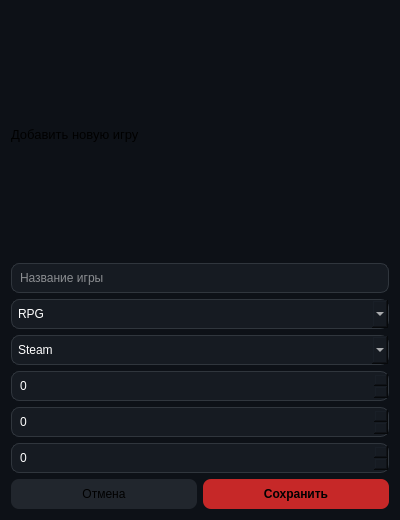
The window that addgamedialog.ui (Zumich-cmd/GameVault) describes before a commit, drawn with Qt 5.
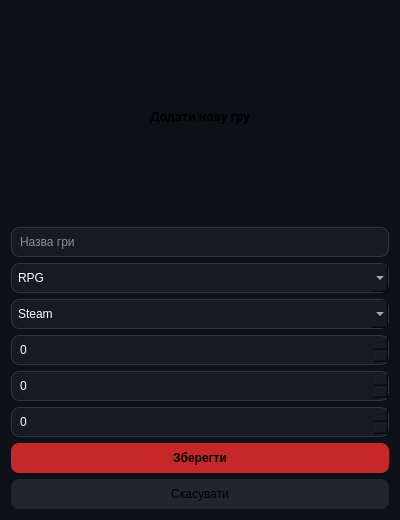
The same window after the commit.

Commit message: design(dialog): створено інтерфейс діалогу додавання гри

```diff
--- a/addgamedialog.ui
+++ b/addgamedialog.ui
@@ -57,34 +57,70 @@
   <layout class="QVBoxLayout">
 
    <item>
-    <widget class="QLabel">
+    <widget class="QLabel" name="label">
+     <property name="font">
+      <font>
+       <family>Roboto</family>
+       <pointsize>10</pointsize>
+       <bold>true</bold>
+      </font>
+     </property>
+     <property name="layoutDirection">
+      <enum>Qt::LayoutDirection::LeftToRight</enum>
+     </property>
      <property name="text">
-      <string>Добавить новую игру</string>
+      <string>Додати нову гру</string>
+     </property>
+     <property name="alignment">
+      <set>Qt::AlignmentFlag::AlignCenter</set>
      </property>
     </widget>
    </item>
-
    <item>
     <widget class="QLineEdit" name="titleLineEdit">
      <property name="placeholderText">
-      <string>Название игры</string>
+      <string>Назва гри</string>
      </property>
     </widget>
    </item>
 
    <item>
     <widget class="QComboBox" name="genreComboBox">
-     <item><property name="text"><string>RPG</string></property></item>
-     <item><property name="text"><string>Action</string></property></item>
-     <item><property name="text"><string>Roguelike</string></property></item>
+     <item>
+      <property name="text">
+       <string>RPG</string>
+      </property>
+     </item>
+     <item>
+      <property name="text">
+       <string>Action</string>
+      </property>
+     </item>
+     <item>
+      <property name="text">
+       <string>Roguelike</string>
+      </property>
+     </item>
     </widget>
    </item>
 
    <item>
     <widget class="QComboBox" name="platformComboBox">
-     <item><property name="text"><string>Steam</string></property></item>
-     <item><property name="text"><string>Epic Games</string></property></item>
-     <item><property name="text"><string>Other</string></property></item>
+     <item>
+      <property name="text">
+       <string>Steam</string>
+      </property>
+     </item>
+     <item>
+      <property name="text">
+       <string>Epic Games</string>
+      </property>
+     </item>
+     <item>
+      <property name="text">
+       <string>Other</string>
+      </property>
+     </item>
     </widget>
    </item>
 
@@ -113,24 +149,26 @@
    </item>
 
    <item>
-    <layout class="QHBoxLayout">
-     <item>
-      <widget class="QPushButton" name="cancelButton">
-       <property name="text">
-        <string>Отмена</string>
-       </property>
-      </widget>
-     </item>
+    <layout class="QVBoxLayout" name="verticalLayout">
      <item>
       <widget class="QPushButton" name="saveGameButton">
        <property name="text">
-        <string>Сохранить</string>
+        <string>Зберегти</string>
+       </property>
+      </widget>
+     </item>
+     <item>
+      <widget class="QPushButton" name="cancelButton">
+       <property name="layoutDirection">
+        <enum>Qt::LayoutDirection::RightToLeft</enum>
+       </property>
+       <property name="text">
+        <string>Скасувати</string>
        </property>
       </widget>
      </item>
     </layout>
    </item>
-
   </layout>
  </widget>
  <resources/>
```
Left out of the diff: 10 changed lines with no effect on the pictures.
